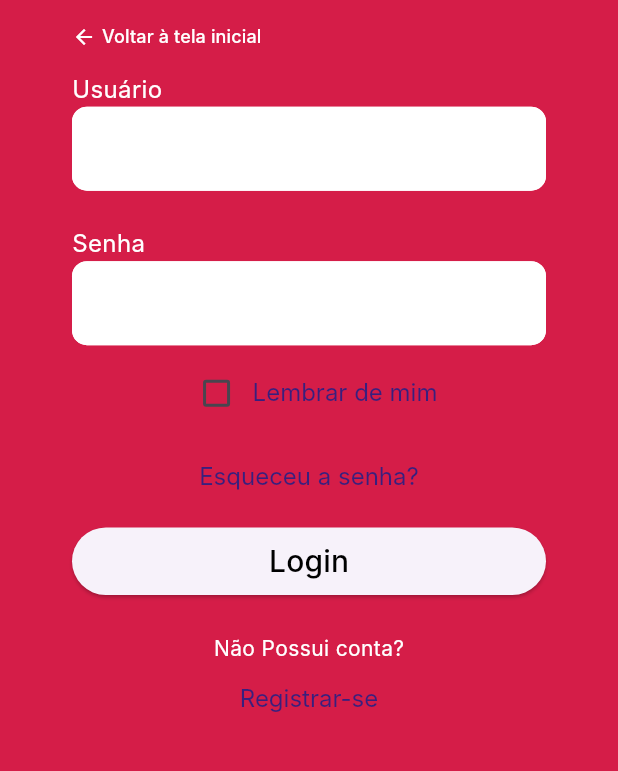
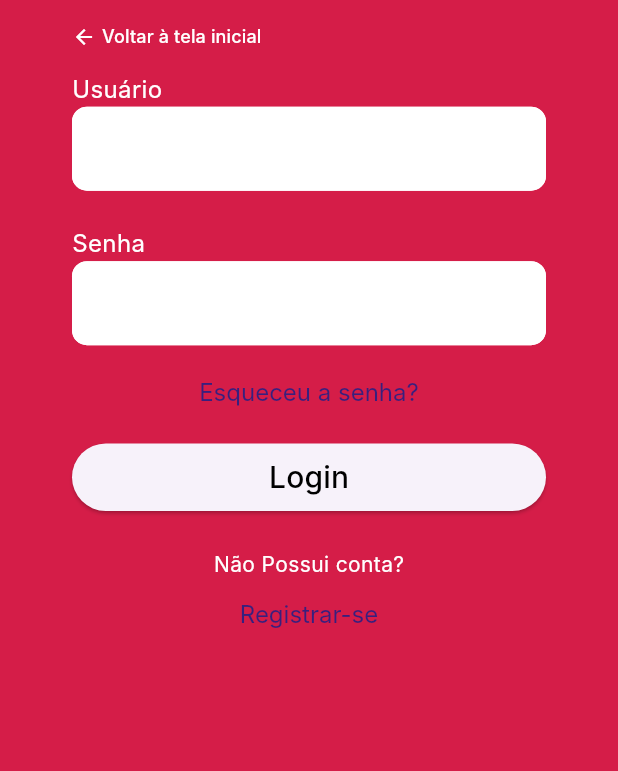
Before and after one commit to luisesales/BemCasados, a Flutter app: the Login screen opened by its route, on a phone screen of 412 x 824 dp, the part 247-1018 px from its top. Run offline on Flutter 3.47's test engine with Material 3 defaults, Android fonts, the phone set to English and light mode, and no system bars; our stand-ins replace flutter_svg, shared_preferences; accounts and stored records are empty; Roboto replaces fonts that are missing (Inter).

Commit message:
renaming repository

```diff
--- a/lib/model/productList.dart
+++ b/lib/model/productList.dart
@@ -1,13 +1,13 @@
 import 'dart:convert';
 import 'dart:math';
 
-import 'package:nuptia/model/user.dart';
-import 'package:nuptia/model/product.dart';
+import 'package:BemCasados/model/user.dart';
+import 'package:BemCasados/model/product.dart';
 
 import 'package:flutter/cupertino.dart';
 import 'package:http/http.dart' as http;
 
-class Cart with ChangeNotifier {
+class ProductList with ChangeNotifier {
   final _baseUrl = 'https://bemcasados-a6b2b-default-rtdb.firebaseio.com/';
 
   bool _showFavoriteOnly = false;
--- a/lib/model/userList.dart
+++ b/lib/model/userList.dart
@@ -2,7 +2,7 @@ import 'dart:convert';
 import 'dart:math';
 import 'package:flutter/material.dart';
 import 'package:http/http.dart' as http;
-import 'package:nuptia/model/user.dart';
+import 'package:BemCasados/model/user.dart';
 import 'package:flutter/cupertino.dart';
 
 class UserList with ChangeNotifier {
--- a/lib/pages/auth/forgotPassword.dart
+++ b/lib/pages/auth/forgotPassword.dart
@@ -1,5 +1,5 @@
-import 'package:nuptia/components/formFieldPersonal.dart';
-import 'package:nuptia/model/userList.dart';
+import 'package:BemCasados/components/formFieldPersonal.dart';
+import 'package:BemCasados/model/userList.dart';
 
 import 'package:flutter_svg/flutter_svg.dart';
 import 'package:flutter/material.dart';
--- a/lib/pages/auth/login.dart
+++ b/lib/pages/auth/login.dart
@@ -2,10 +2,10 @@ import 'package:flutter/material.dart';
 import 'package:flutter_svg/flutter_svg.dart';
 import 'package:http/http.dart' as http;
 import 'dart:convert';
-import 'package:nuptia/components/formFieldPersonal.dart';
+import 'package:BemCasados/components/formFieldPersonal.dart';
 import 'package:provider/provider.dart';
-import 'package:nuptia/model/userList.dart';
-import 'package:nuptia/model/user.dart';
+import 'package:BemCasados/model/userList.dart';
+import 'package:BemCasados/model/user.dart';
 
 class Login extends StatefulWidget {
   final bool isProvider;
@@ -150,26 +150,6 @@ class _LoginState extends State<Login> {
                             setData(data, 'password');
                           },
                         ),
-                        Container(
-                          height: 8,
-                        ),
-                        Row(
-                          mainAxisAlignment: MainAxisAlignment.center,
-                          children: [
-                            Checkbox(
-                              value: _rememberMe,
-                              onChanged: (bool? value) {
-                                setState(() {
-                                  _rememberMe = value ?? false;
-                                });
-                              },
-                            ),
-                            Text(
-                              "Lembrar de mim",
-                              style: Theme.of(context).textTheme.headlineMedium,
-                            ),
-                          ],
-                        ),
                         SizedBox(height: 8),
                         TextButton(
                           child: Text(
--- a/lib/pages/auth/register.dart
+++ b/lib/pages/auth/register.dart
@@ -2,7 +2,7 @@ import 'package:flutter/material.dart';
 import 'package:flutter_svg/svg.dart';
 import 'package:http/http.dart' as http;
 import 'dart:convert';
-import 'package:nuptia/components/formFieldPersonal.dart';
+import 'package:BemCasados/components/formFieldPersonal.dart';
 import 'package:uuid/uuid.dart';
 
 class Register extends StatefulWidget {
--- a/lib/pages/home/cart.dart
+++ b/lib/pages/home/cart.dart
@@ -1,4 +1,4 @@
-import 'package:nuptia/model/productList.dart';
+import 'package:BemCasados/model/productList.dart';
 import 'package:flutter/material.dart';
 import 'package:provider/provider.dart';
 
--- a/pubspec.yaml
+++ b/pubspec.yaml
@@ -1,4 +1,4 @@
-name: nuptia
+name: BemCasados
 description: "A new Flutter project."
 # The following line prevents the package from being accidentally published to
 # pub.dev using `flutter pub publish`. This is preferred for private packages.
```
Also changed, not shown: lib/main.dart (+11 -11 lines), lib/pages/home/home.dart (+8 -8 lines), 6 other files.
